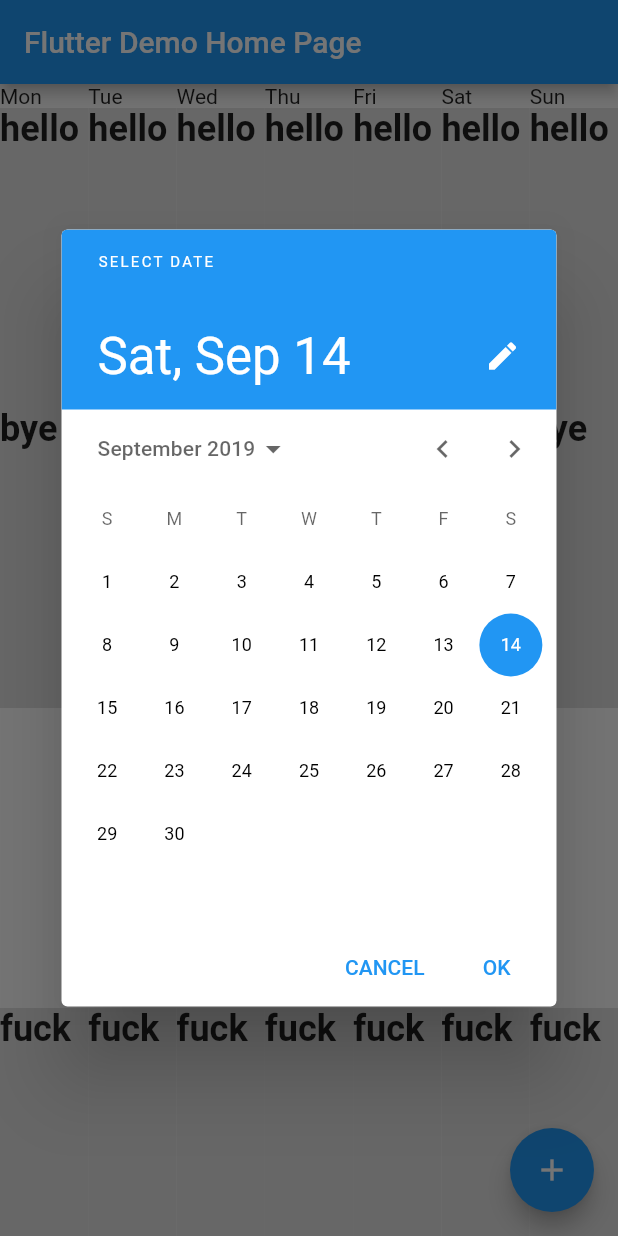
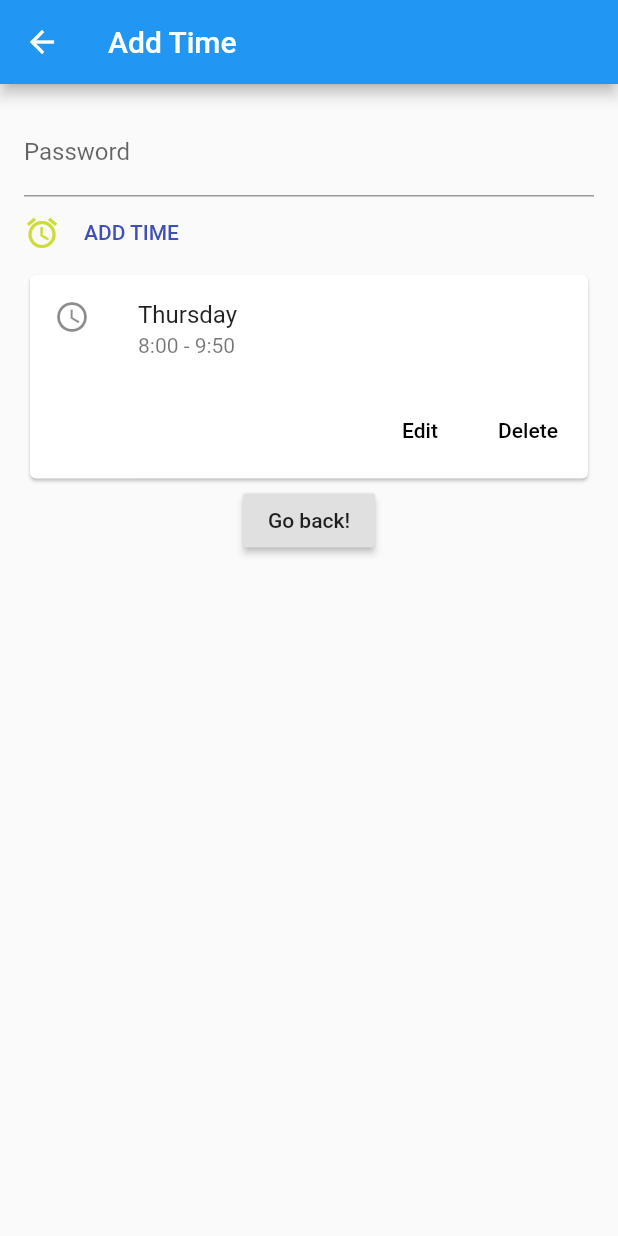
Before and after one commit to AllanChain/TTM, a Flutter app: the screen it shows after launch, after a tap on the "add" icon, on a phone screen of 412 x 824 dp. Run offline on Flutter 3.47's test engine with Material 2 defaults, Android fonts, the phone set to English and light mode, and no system bars; Roboto replaces fonts that are missing (Georgia).

Commit message:
add new screen and tried some widgets

```diff
--- a/lib/main.dart
+++ b/lib/main.dart
@@ -47,12 +47,13 @@ class _MyHomePageState extends State<MyHomePage> {
   final _dayNames = ['Mon', 'Tue', 'Wed', 'Thu', 'Fri', 'Sat', 'Sun'];
   var _tasks = new Map();
 
-  void getTime() async{
+  void getTime() async {
+    final now = DateTime.now();
     DateTime selectedDate = await showDatePicker(
       context: context,
-      initialDate: DateTime.now(),
-      firstDate: DateTime(2018),
-      lastDate: DateTime(2030),
+      initialDate: now,
+      firstDate: DateTime(now.year - 2),
+      lastDate: DateTime(now.year + 9),
       builder: (BuildContext context, Widget child) {
         return Theme(
           data: ThemeData.light(),
@@ -60,12 +61,16 @@ class _MyHomePageState extends State<MyHomePage> {
         );
       },
     );
-    TimeOfDay selectedTime = await showTimePicker(
-      initialTime: TimeOfDay.now(),
-      context: context,
-    );
-    print(selectedDate.toIso8601String());
-    print(selectedTime.format(context));
+    if (selectedDate != null) {
+      print(selectedDate.toIso8601String());
+      TimeOfDay selectedTime = await showTimePicker(
+        initialTime: TimeOfDay.now(),
+        context: context,
+      );
+      if (selectedTime != null) {
+        print(selectedTime.format(context));
+      }
+    }
   }
 
   @override
@@ -88,7 +93,10 @@ class _MyHomePageState extends State<MyHomePage> {
             title: Text(widget.title),
           ),
           floatingActionButton: FloatingActionButton(
-            onPressed: getTime,
+            onPressed: () {
+              Navigator.push(
+                  context, MaterialPageRoute(builder: (context) => AddTime()));
+            },
             tooltip: 'Increment',
             child: Icon(Icons.add),
           ),
@@ -146,3 +154,76 @@ class _MyHomePageState extends State<MyHomePage> {
     });
   }
 }
+
+class AddTime extends StatelessWidget {
+  @override
+  Widget build(BuildContext context) {
+    return Scaffold(
+      appBar: AppBar(
+        title: Text("Add Time"),
+      ),
+      body: Padding(
+          padding: EdgeInsets.all(16.0),
+          child: Column(children: <Widget>[
+            TextField(
+              obscureText: true,
+              decoration: InputDecoration(
+                border: UnderlineInputBorder(),
+                labelText: 'Password',
+              ),
+            ),
+            Row(
+              children: <Widget>[
+                Icon(
+                  Icons.alarm,
+                  color: Colors.lime,
+                ),
+                FlatButton(
+                  textColor: Colors.indigo,
+                  child: const Text('ADD TIME'),
+                  onPressed: () {/* ... */},
+                ),
+              ],
+            ),
+            // Divider(
+            //   color: Colors.grey,
+            //   indent: 0,
+            //   height: 0,
+            // ),
+            Card(
+              child: Column(
+                mainAxisSize: MainAxisSize.min,
+                children: <Widget>[
+                  const ListTile(
+                    leading: Icon(Icons.access_time),
+                    title: Text('Thursday'),
+                    subtitle: Text('8:00 - 9:50'),
+                  ),
+                  ButtonTheme.bar(
+                    // make buttons use the appropriate styles for cards
+                    child: ButtonBar(
+                      children: <Widget>[
+                        FlatButton(
+                          child: const Text('Edit'),
+                          onPressed: () {/* ... */},
+                        ),
+                        FlatButton(
+                          child: const Text('Delete'),
+                          onPressed: () {/* ... */},
+                        ),
+                      ],
+                    ),
+                  )
+                ],
+              ),
+            ),
+            RaisedButton(
+              onPressed: () {
+                Navigator.pop(context);
+              },
+              child: Text('Go back!'),
+            ),
+          ])),
+    );
+  }
+}
```
